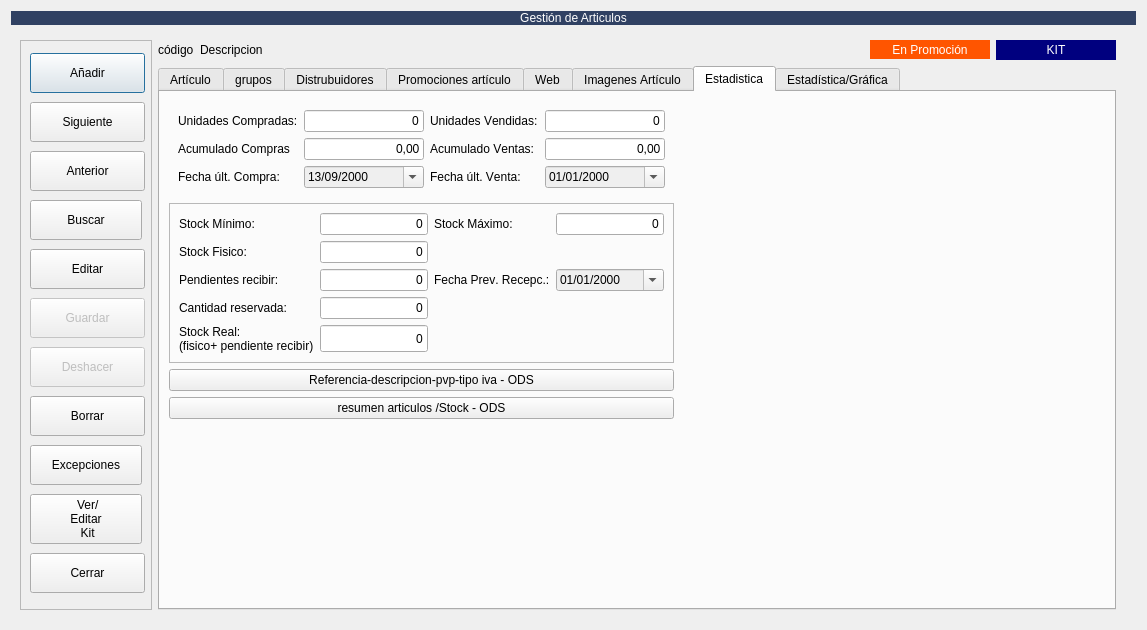
First picture: the form in app/ui/Almacen/frmarticulos.ui, repository MarcArtStudio3D/creative_ERP, before the edit.
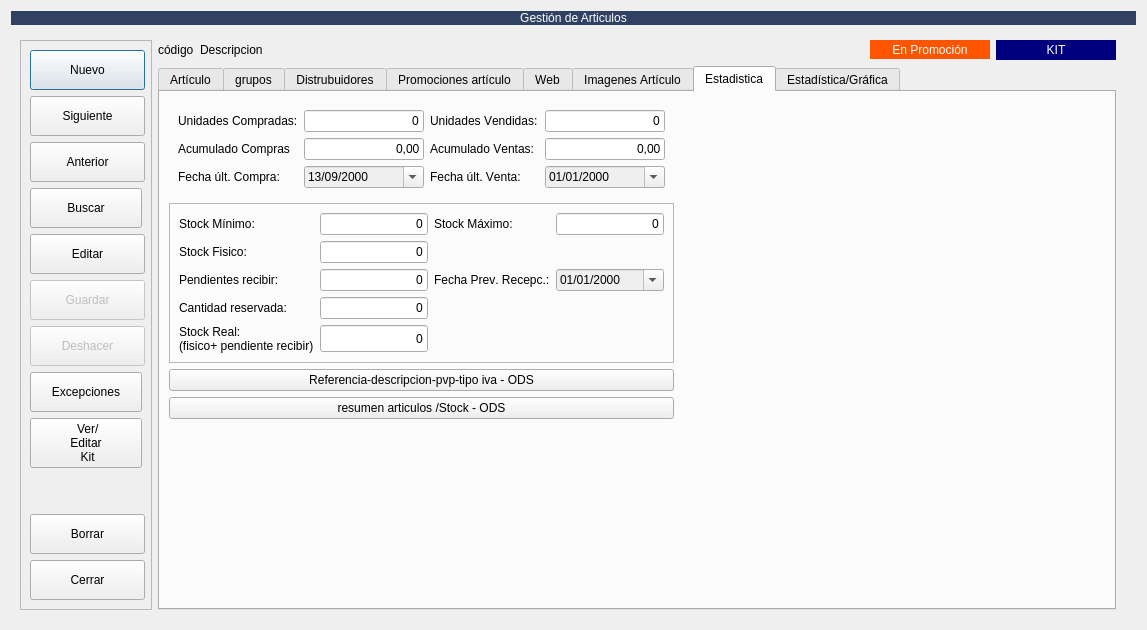
Second picture: the form after the edit. The open tabs and pages were chosen to show the change. Icons and pictures are not drawn. Custom widgets are drawn as their Qt base class.

Diff of the .ui file:
```diff
--- a/app/ui/Almacen/frmarticulos.ui
+++ b/app/ui/Almacen/frmarticulos.ui
@@ -70,7 +70,7 @@
              </size>
             </property>
             <property name="text">
-             <string>Añadir</string>
+             <string>Nuevo</string>
             </property>
             <property name="icon">
              <iconset resource="../designer.qrc">
@@ -258,35 +258,6 @@
             </property>
            </widget>
           </item>
-          <item>
-           <widget class="QPushButton" name="botBorrar">
-            <property name="minimumSize">
-             <size>
-              <width>115</width>
-              <height>40</height>
-             </size>
-            </property>
-            <property name="maximumSize">
-             <size>
-              <width>118</width>
-              <height>16777215</height>
-             </size>
-            </property>
-            <property name="text">
-             <string>Borrar</string>
-            </property>
-            <property name="icon">
-             <iconset resource="../designer.qrc">
-              <normaloff>:/PNG/resources/icons/png/delete.png</normaloff>:/PNG/resources/icons/png/delete.png</iconset>
-            </property>
-            <property name="iconSize">
-             <size>
-              <width>24</width>
-              <height>24</height>
-             </size>
-            </property>
-           </widget>
-          </item>
           <item>
            <widget class="QPushButton" name="btnExcepciones_3">
             <property name="minimumSize">
@@ -335,6 +306,48 @@
             </property>
            </widget>
           </item>
+          <item>
+           <spacer name="verticalSpacer_5">
+            <property name="orientation">
+             <enum>Qt::Orientation::Vertical</enum>
+            </property>
+            <property name="sizeHint" stdset="0">
+             <size>
+              <width>20</width>
+              <height>40</height>
+             </size>
+            </property>
+           </spacer>
+          </item>
+          <item>
+           <widget class="QPushButton" name="botBorrar">
+            <property name="minimumSize">
+             <size>
+              <width>115</width>
+              <height>40</height>
+             </size>
+            </property>
+            <property name="maximumSize">
+             <size>
+              <width>118</width>
+              <height>16777215</height>
+             </size>
+            </property>
+            <property name="text">
+             <string>Borrar</string>
+            </property>
+            <property name="icon">
+             <iconset resource="../designer.qrc">
+              <normaloff>:/PNG/resources/icons/png/delete.png</normaloff>:/PNG/resources/icons/png/delete.png</iconset>
+            </property>
+            <property name="iconSize">
+             <size>
+              <width>24</width>
+              <height>24</height>
+             </size>
+            </property>
+           </widget>
+          </item>
           <item>
            <widget class="QPushButton" name="btn_cerrar">
             <property name="minimumSize">
```
Left out of the diff: 22 changed lines with no effect on the pictures.
